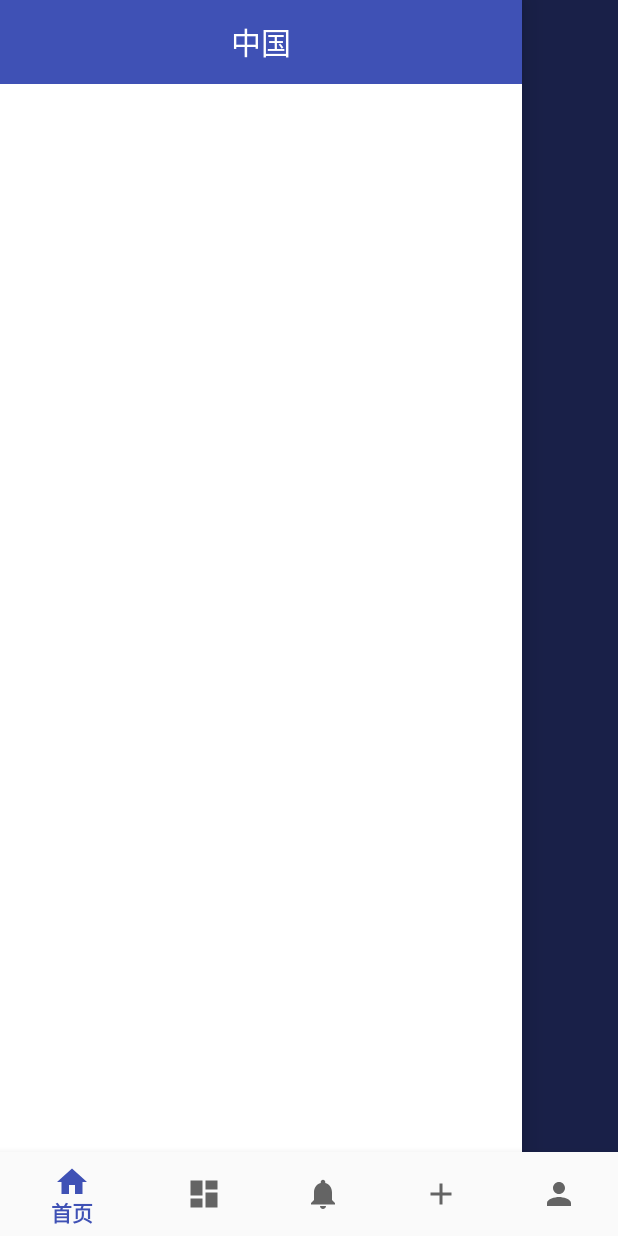
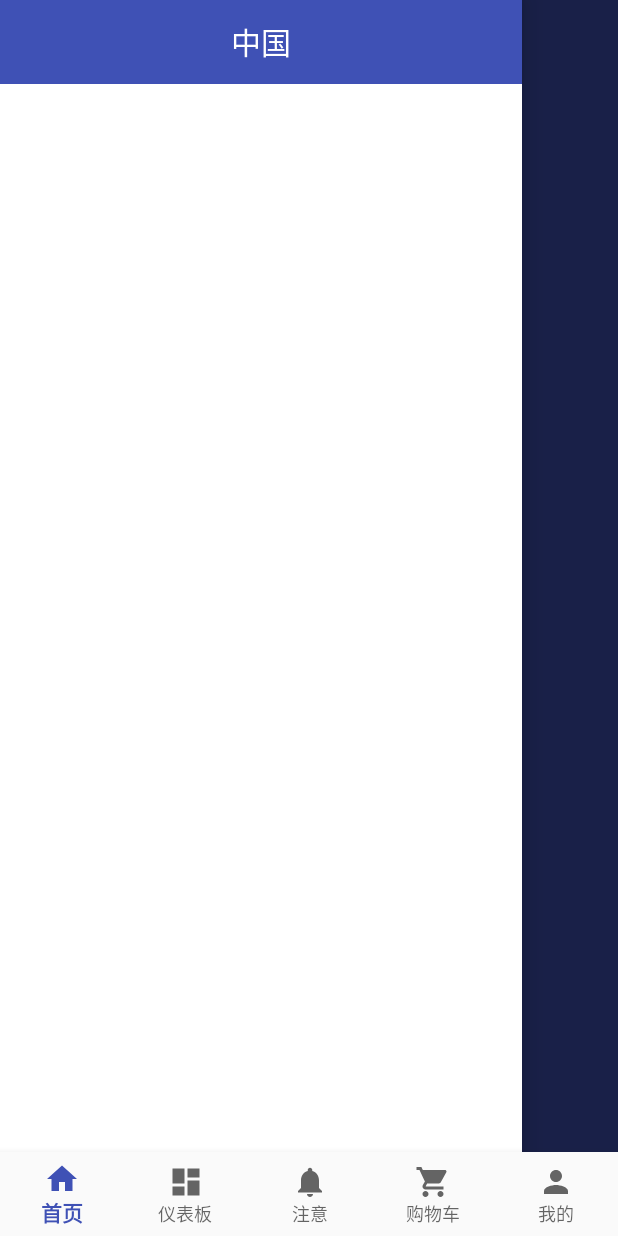
Before and after one commit to shanyinke/coolWeather2, an Android app: the WeatherActivity screen opened directly, with no data from a screen before it, with the side drawer open, on a phone screen of 412 x 824 dp. Run offline under Robolectric (Android 15) with nearby library versions, the phone set to English and light mode, and no system bars; pictures from the network do not load; 2 statements that could not run were skipped.

Commit message:
底部菜单显示文字，去掉动画效果

```diff
--- /dev/null
+++ b/app/src/main/res/drawable/ic_list_black_24dp.xml
@@ -0,0 +1,9 @@
+<vector xmlns:android="http://schemas.android.com/apk/res/android"
+        android:width="24dp"
+        android:height="24dp"
+        android:viewportWidth="24.0"
+        android:viewportHeight="24.0">
+    <path
+        android:fillColor="#FF000000"
+        android:pathData="M3,13h2v-2L3,11v2zM3,17h2v-2L3,15v2zM3,9h2L5,7L3,7v2zM7,13h14v-2L7,11v2zM7,17h14v-2L7,15v2zM7,7v2h14L21,7L7,7z"/>
+</vector>
--- /dev/null
+++ b/app/src/main/res/drawable/ic_shopping_cart_black_24dp.xml
@@ -0,0 +1,9 @@
+<vector xmlns:android="http://schemas.android.com/apk/res/android"
+        android:width="24dp"
+        android:height="24dp"
+        android:viewportWidth="24.0"
+        android:viewportHeight="24.0">
+    <path
+        android:fillColor="#FF000000"
+        android:pathData="M7,18c-1.1,0 -1.99,0.9 -1.99,2S5.9,22 7,22s2,-0.9 2,-2 -0.9,-2 -2,-2zM1,2v2h2l3.6,7.59 -1.35,2.45c-0.16,0.28 -0.25,0.61 -0.25,0.96 0,1.1 0.9,2 2,2h12v-2L7.42,15c-0.14,0 -0.25,-0.11 -0.25,-0.25l0.03,-0.12 0.9,-1.63h7.45c0.75,0 1.41,-0.41 1.75,-1.03l3.58,-6.49c0.08,-0.14 0.12,-0.31 0.12,-0.48 0,-0.55 -0.45,-1 -1,-1L5.21,4l-0.94,-2L1,2zM17,18c-1.1,0 -1.99,0.9 -1.99,2s0.89,2 1.99,2 2,-0.9 2,-2 -0.9,-2 -2,-2z"/>
+</vector>
--- a/app/src/main/res/layout/activity_weather.xml
+++ b/app/src/main/res/layout/activity_weather.xml
@@ -46,11 +46,13 @@
     </android.support.v4.widget.DrawerLayout>
     <android.support.design.widget.BottomNavigationView
         android:id="@+id/navigation_view"
-        android:layout_width="wrap_content"
+        android:layout_width="match_parent"
         android:layout_height="wrap_content"
         android:layout_gravity="bottom"
         android:background="?android:attr/windowBackground"
-
+        app:itemHorizontalTranslationEnabled="false"
+        app:itemBackground="@null"
+        app:labelVisibilityMode="labeled"
         app:menu="@menu/navigation" />
 
 
--- a/app/src/main/res/menu/navigation.xml
+++ b/app/src/main/res/menu/navigation.xml
@@ -16,9 +16,9 @@
         android:icon="@drawable/ic_notifications_black_24dp"
         android:title="@string/title_notifications" />
     <item
-        android:id="@+id/navigation_task"
-        android:icon="@drawable/ic_add_black_24dp"
-        android:title="@string/title_tasks" />
+        android:id="@+id/shopping_cart"
+        android:icon="@drawable/ic_shopping_cart_black_24dp"
+        android:title="@string/title_shoping_cart" />
     <item
         android:id="@+id/navigation_personal"
         android:icon="@drawable/ic_person_black_24dp"
--- a/app/src/main/res/values/strings.xml
+++ b/app/src/main/res/values/strings.xml
@@ -2,8 +2,9 @@
     <string name="app_name">少达天气</string>
     <string name="title_activity_buttom_navigation">ButtomNavigationActivity</string>
     <string name="title_home">首页</string>
-    <string name="title_dashboard">Dashboard</string>
-    <string name="title_notifications">Notifications</string>
-    <string name="title_tasks">Tasks</string>
+    <string name="title_dashboard">仪表板</string>
+    <string name="title_notifications">注意</string>
+    <string name="title_tasks">任务</string>
+    <string name="title_shoping_cart">购物车</string>
     <string name="title_personal">我的</string>
 </resources>
```
